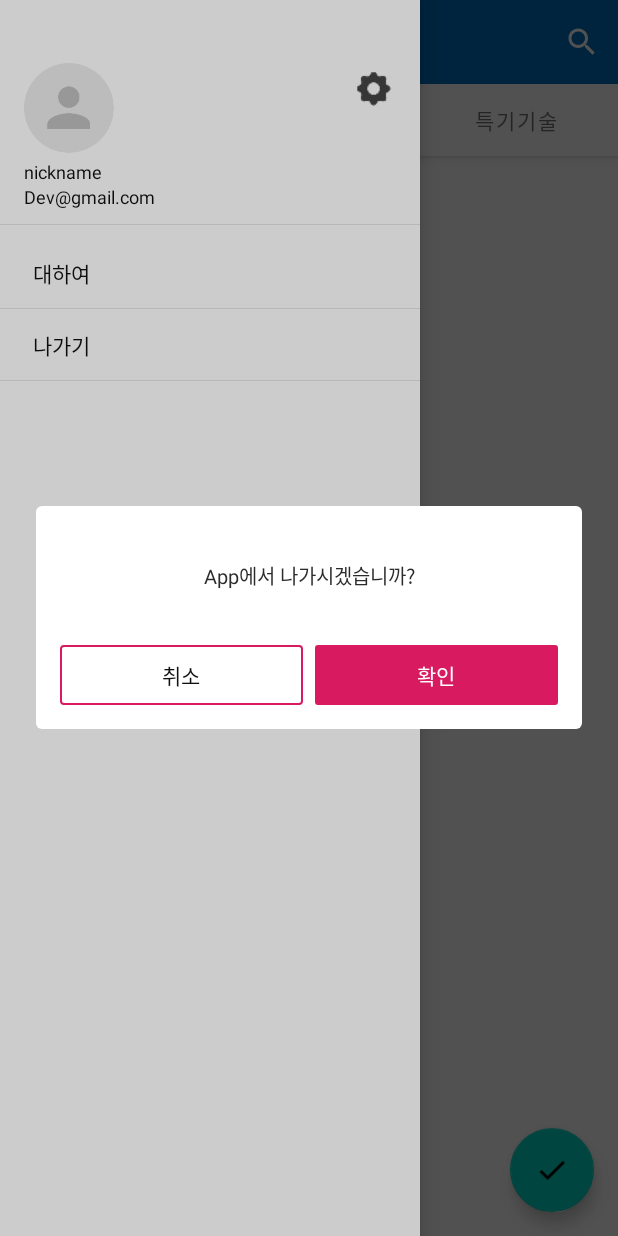
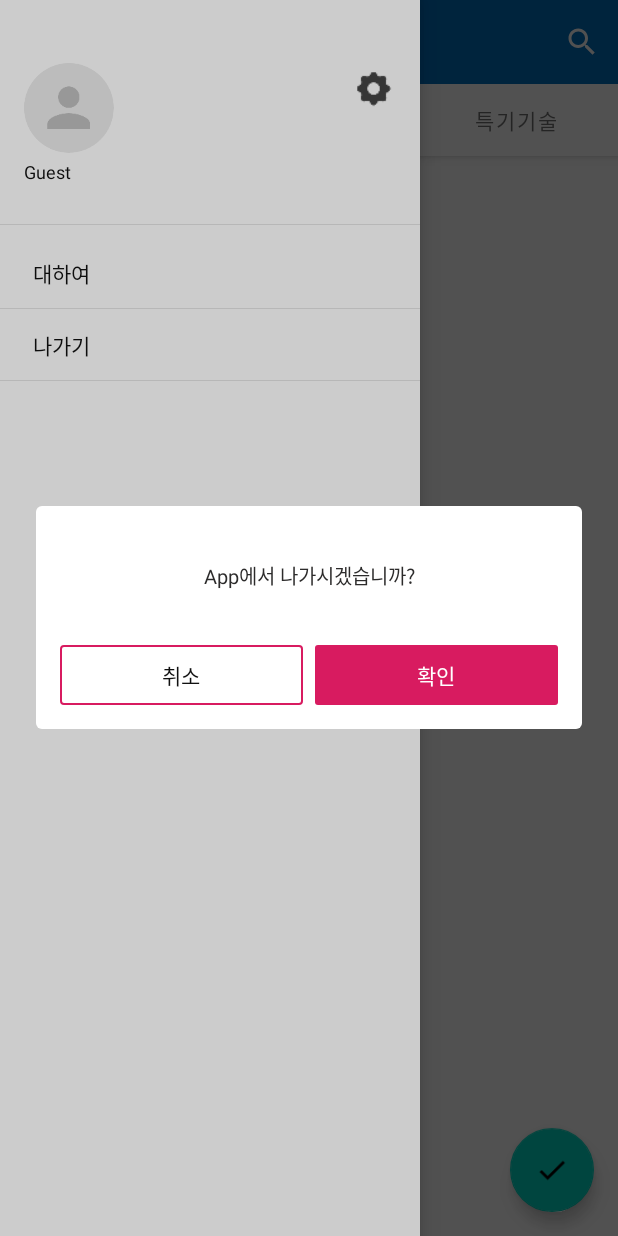
Before and after one commit to happymario/template-android, an Android app built with Jetpack Compose: the screen it shows after launch (MainActivity), in the side drawer, after a tap on "나가기", on a phone screen of 412 x 824 dp. Run offline under Robolectric (Android 15) with nearby library versions, the phone set to English and light mode, and no system bars; our stand-ins replace CircleImageView, Room's generated code, Timber, Volley, data binding; libraries missing offline, so code that uses them is left out: com.orhanobut.logger; network calls fail; pictures from the network do not load; Roboto replaces fonts that are not available here; 9 statements that could not run were skipped.

Commit message:
working target sdk 33

```diff
--- a/app/src/main/java/com/victoria/bleled/app/auth/SigninActivity.kt
+++ b/app/src/main/java/com/victoria/bleled/app/auth/SigninActivity.kt
@@ -6,6 +6,7 @@ import androidx.activity.compose.setContent
 import androidx.activity.viewModels
 import androidx.compose.foundation.Image
 import androidx.compose.foundation.clickable
+import androidx.compose.foundation.interaction.MutableInteractionSource
 import androidx.compose.foundation.layout.*
 import androidx.compose.foundation.text.KeyboardActions
 import androidx.compose.foundation.text.KeyboardOptions
@@ -158,7 +159,10 @@ fun ComposeSigninScreen(viewModel: UserViewModel? = null, onEvent: (SignInEvent)
         Column(
             modifier = Modifier
                 .fillMaxWidth()
-                .clickable {
+                .clickable (
+                    indication = null,
+                    interactionSource = remember { MutableInteractionSource() } // This is mandatory
+                ) {
                     focusManager.clearFocus()
                 }
         ) {
@@ -292,6 +296,7 @@ fun Email(
         },
         modifier = Modifier
             .fillMaxWidth()
+            .heightIn(min = 10.dp)
             .onFocusChanged { focusState ->
                 emailState.onFocusChange(focusState.isFocused)
                 if (!focusState.isFocused) {
@@ -328,6 +333,7 @@ fun Password(
         },
         modifier = modifier
             .fillMaxWidth()
+            .heightIn(min = 10.dp)
             .onFocusChanged { focusState ->
                 passwordState.onFocusChange(focusState.isFocused)
                 if (!focusState.isFocused) {
--- a/app/src/main/java/com/victoria/bleled/app/main/MainActivity.kt
+++ b/app/src/main/java/com/victoria/bleled/app/main/MainActivity.kt
@@ -47,7 +47,6 @@ class MainActivity : BaseBindingActivity<ActivityMainBinding>() {
     private var pagerAdapter: MainPagerAdapter? = null
     private lateinit var billingDataSource: BillingDataSource
     private val viewModel by viewModels<MainViewModel> { getViewModelFactory() }
-    private var isFirstLoading = true
     private var isFinishAppWhenPressedBackKey = true
     private var isFinishDoing = false
 
@@ -185,11 +184,7 @@ class MainActivity : BaseBindingActivity<ActivityMainBinding>() {
 
         viewModel.userInfo.observe(this) { user ->
             if (user == null) {
-                if (!isFirstLoading) {
-                    goLogin()
-                } else {
-                    isFirstLoading = true
-                }
+                goLogin()
                 return@observe
             }
             val parent = binding.navView.getHeaderView(0)
--- a/app/src/main/java/com/victoria/bleled/app/main/MainViewModel.kt
+++ b/app/src/main/java/com/victoria/bleled/app/main/MainViewModel.kt
@@ -57,7 +57,12 @@ class MainViewModel constructor(private val repository: DataRepository) : BaseVi
 
     fun start() {
         val prefDataSource = repository.prefDataSource
-        _userInfo.value = prefDataSource.user
+        var user = prefDataSource.user
+        if (user == null) {
+            user = ModelUser(0)
+            user.name = "Guest"
+        }
+        _userInfo.value = user
     }
 
     fun openTask(view: View, taskId: String) {
--- a/app/src/main/java/com/victoria/bleled/app/main/TaskFragment.kt
+++ b/app/src/main/java/com/victoria/bleled/app/main/TaskFragment.kt
@@ -196,7 +196,7 @@ class TaskFragment : BaseBindingFragment<FragmentMainBinding>() {
             val intent = Intent(context, AlarmReceiver::class.java)
             //val intent = Intent(context, MyAlarmService::class.java)
             val pendingIntent =
-                PendingIntent.getBroadcast(context, 0, intent, PendingIntent.FLAG_UPDATE_CURRENT)
+                PendingIntent.getBroadcast(context, 0, intent, PendingIntent.FLAG_IMMUTABLE)
             //val pendingIntent = PendingIntent.getService(context, 0, intent, 0)
             val triggerTime = (SystemClock.elapsedRealtime()
                     + 10 * 1000)
--- a/app/src/main/java/com/victoria/bleled/app/recent/background/BootReceiver.kt
+++ b/app/src/main/java/com/victoria/bleled/app/recent/background/BootReceiver.kt
@@ -26,7 +26,7 @@ class BootReceiver : BroadcastReceiver() {
 
             val intent = Intent(context, AlarmReceiver::class.java)
             val pendingIntent =
-                PendingIntent.getBroadcast(context, 0, intent, PendingIntent.FLAG_UPDATE_CURRENT)
+                PendingIntent.getBroadcast(context, 0, intent, PendingIntent.FLAG_IMMUTABLE)
             val alarmManager =
                 context.getSystemService(AppCompatActivity.ALARM_SERVICE) as AlarmManager
             val repeatInterval: Long = 60 * 1000
--- a/app/src/main/java/com/victoria/bleled/app/theme/Type.kt
+++ b/app/src/main/java/com/victoria/bleled/app/theme/Type.kt
@@ -8,7 +8,7 @@ import androidx.compose.ui.text.font.FontWeight
 import androidx.compose.ui.unit.sp
 import com.victoria.bleled.R
 
-val MontserratFontFamily = FontFamily(
+val DefaultFontFamily = FontFamily(
     listOf(
         Font(R.font.chongbong)
     )
@@ -16,7 +16,7 @@ val MontserratFontFamily = FontFamily(
 
 // Set of Material typography styles to start with
 val Typography = Typography(
-    defaultFontFamily = MontserratFontFamily,
+    defaultFontFamily = DefaultFontFamily,
     h1 = TextStyle(
         fontWeight = FontWeight.W300,
         fontSize = 96.sp,
--- a/app/src/main/java/com/victoria/bleled/service/fcm/MyFirebaseMessagingService.java
+++ b/app/src/main/java/com/victoria/bleled/service/fcm/MyFirebaseMessagingService.java
@@ -59,7 +59,7 @@ public class MyFirebaseMessagingService extends FirebaseMessagingService {
         //Intent intent = new Intent(this, SplashActivity.class);
         //intent.putExtra(PARAM_PUSH_MSG, pushMessage);
 
-        PendingIntent pendingIntent = PendingIntent.getActivity(context, 0 /* Request code */, intent, PendingIntent.FLAG_UPDATE_CURRENT);
+        PendingIntent pendingIntent = PendingIntent.getActivity(context, 0 /* Request code */, intent, PendingIntent.FLAG_IMMUTABLE);
         Uri defaultSoundUri = RingtoneManager.getDefaultUri(RingtoneManager.TYPE_NOTIFICATION);
 
         NotificationCompat.Builder notificationBuilder = new NotificationCompat.Builder(context)
--- a/app/src/main/java/com/victoria/bleled/util/feature/SystemUtil.java
+++ b/app/src/main/java/com/victoria/bleled/util/feature/SystemUtil.java
@@ -398,7 +398,7 @@ public class SystemUtil {
 
 
     public static void showNotification(Context context, Intent intent, String title, String message, int alarm) {
-        PendingIntent pendingIntent = PendingIntent.getActivity(context, 0, intent, PendingIntent.FLAG_UPDATE_CURRENT);
+        PendingIntent pendingIntent = PendingIntent.getActivity(context, 0, intent, PendingIntent.FLAG_IMMUTABLE);
 
         NotificationManager nm = (NotificationManager) context.getSystemService(Context.NOTIFICATION_SERVICE);
         NotificationCompat.Builder mCompatBuilder = new NotificationCompat.Builder(context);
--- a/app/src/main/res/layout/activity_main.xml
+++ b/app/src/main/res/layout/activity_main.xml
@@ -37,10 +37,10 @@
                         android:layout_width="match_parent"
                         android:layout_height="?attr/actionBarSize"
                         android:background="?attr/colorPrimary"
-                        app:titleMarginStart="0dp"
                         app:contentInsetStartWithNavigation="0dp"
                         app:layout_scrollFlags="scroll|enterAlways|snap"
-                        app:popupTheme="@style/ThemeOverlay.AppCompat.Light" />
+                        app:popupTheme="@style/ThemeOverlay.AppCompat.Light"
+                        app:titleMarginStart="0dp" />
 
                     <com.google.android.material.tabs.TabLayout
                         android:id="@+id/tabs"
--- a/app/src/main/res/values/strings.xml
+++ b/app/src/main/res/values/strings.xml
@@ -116,7 +116,6 @@
     <string-array name="arr_special_tech">
         <item>Bluetooth</item>
         <item>Calendar</item>
-        <item>ImageSearch</item>
     </string-array>
 
     <string name="tab_main">기본기술</string>
--- a/build.gradle
+++ b/build.gradle
@@ -26,7 +26,7 @@ buildscript {
     }
 
     dependencies {
-        classpath 'com.android.tools.build:gradle:7.1.3'
+        classpath 'com.android.tools.build:gradle:7.3.0'
         classpath "org.jetbrains.kotlin:kotlin-gradle-plugin:$kotlin_version"
 
         // NOTE: Do not place your application dependencies here; they belong
```
Also changed, not shown: app/src/main/AndroidManifest.xml (+7 -0 lines), app/src/main/java/com/victoria/bleled/app/recent/compose/ComposeMainActivity.kt (+10 -1 lines), gradle/wrapper/gradle-wrapper.properties.
